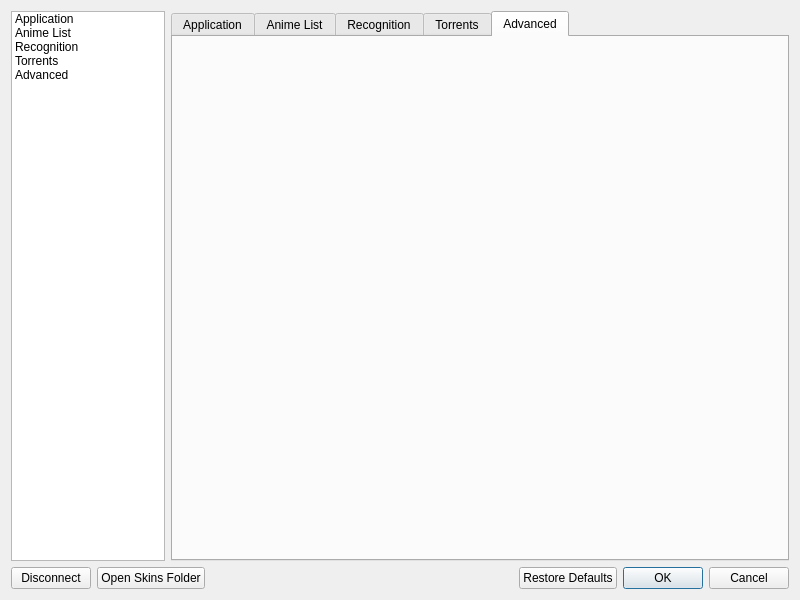
First picture: the form in src/gui/settingsdialog.ui, repository killmaster/Shinjiru, before the edit.
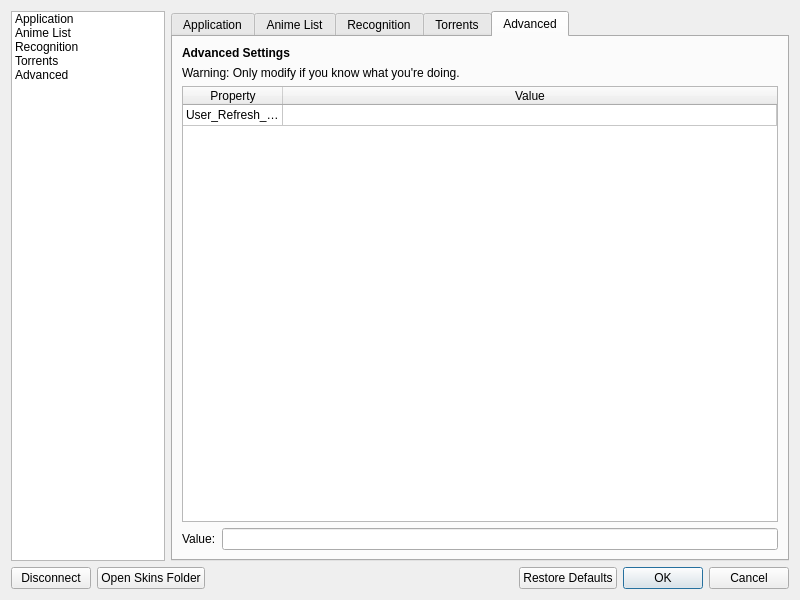
Second picture: the form after the edit. The open tabs and pages were chosen to show the change.

Commit message:
Add advanced settings GUI
Also added a confirmation message when resetting to default.
Fixed default settings button
Fixed enable anime recognition checkbox not remembering value

Diff of the .ui file:
```diff
--- a/src/gui/settingsdialog.ui
+++ b/src/gui/settingsdialog.ui
@@ -726,6 +726,95 @@
         <attribute name="title">
          <string>Advanced</string>
         </attribute>
+        <layout class="QVBoxLayout" name="verticalLayout_16">
+         <item>
+          <widget class="QLabel" name="label_4">
+           <property name="font">
+            <font>
+             <weight>75</weight>
+             <bold>true</bold>
+            </font>
+           </property>
+           <property name="text">
+            <string>Advanced Settings</string>
+           </property>
+          </widget>
+         </item>
+         <item>
+          <widget class="QLabel" name="label_9">
+           <property name="text">
+            <string>Warning: Only modify if you know what you're doing.</string>
+           </property>
+          </widget>
+         </item>
+         <item>
+          <widget class="QTableWidget" name="advancedTable">
+           <property name="editTriggers">
+            <set>QAbstractItemView::NoEditTriggers</set>
+           </property>
+           <property name="selectionMode">
+            <enum>QAbstractItemView::SingleSelection</enum>
+           </property>
+           <property name="selectionBehavior">
+            <enum>QAbstractItemView::SelectRows</enum>
+           </property>
+           <property name="showGrid">
+            <bool>true</bool>
+           </property>
+           <property name="cornerButtonEnabled">
+            <bool>false</bool>
+           </property>
+           <attribute name="horizontalHeaderStretchLastSection">
+            <bool>true</bool>
+           </attribute>
+           <attribute name="verticalHeaderVisible">
+            <bool>false</bool>
+           </attribute>
+           <attribute name="verticalHeaderDefaultSectionSize">
+            <number>21</number>
+           </attribute>
+           <row>
+            <property name="text">
+             <string>New Row</string>
+            </property>
+           </row>
+           <column>
+            <property name="text">
+             <string>Property</string>
+            </property>
+           </column>
+           <column>
+            <property name="text">
+             <string>Value</string>
+            </property>
+           </column>
+           <item row="0" column="0">
+            <property name="text">
+             <string>User_Refresh_Time</string>
+            </property>
+           </item>
+           <item row="0" column="1">
+            <property name="text">
+             <string/>
+            </property>
+           </item>
+          </widget>
+         </item>
+         <item>
+          <layout class="QFormLayout" name="formLayout_6">
+           <item row="0" column="0">
+            <widget class="QLabel" name="label_5">
+             <property name="text">
+              <string>Value:</string>
+             </property>
+            </widget>
+           </item>
+           <item row="0" column="1">
+            <widget class="QLineEdit" name="advancedValue"/>
+           </item>
+          </layout>
+         </item>
+        </layout>
        </widget>
       </widget>
      </item>
```
Left out of the diff: 2 changed lines with no effect on the pictures. The commit also changes 6 other files.
